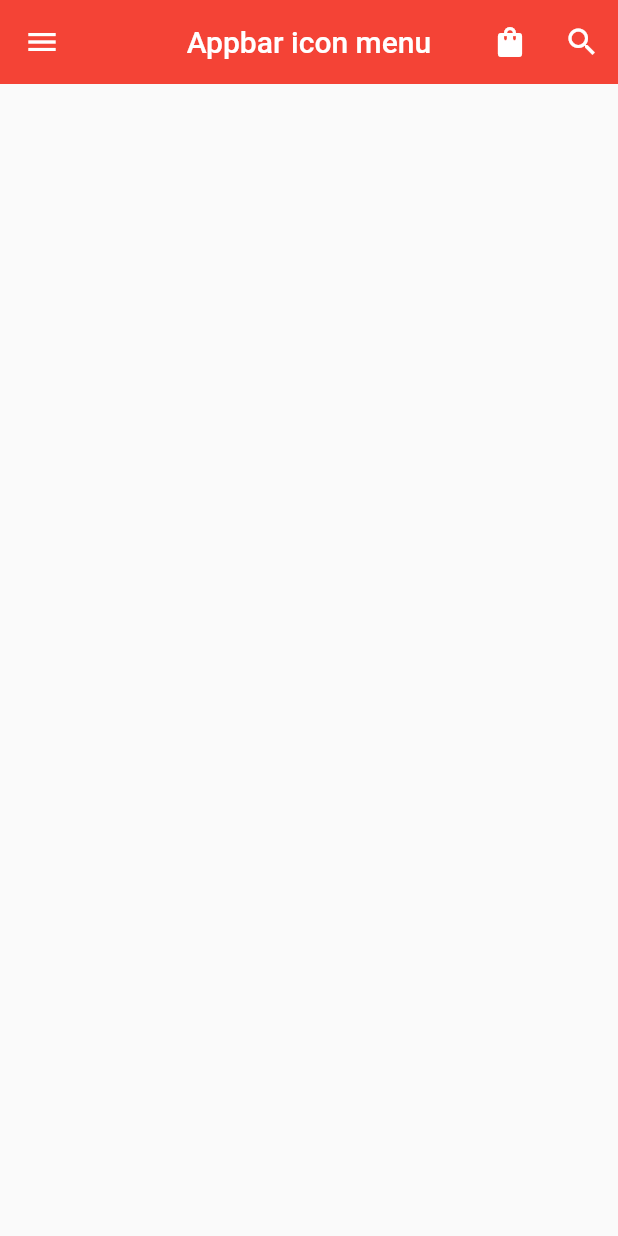
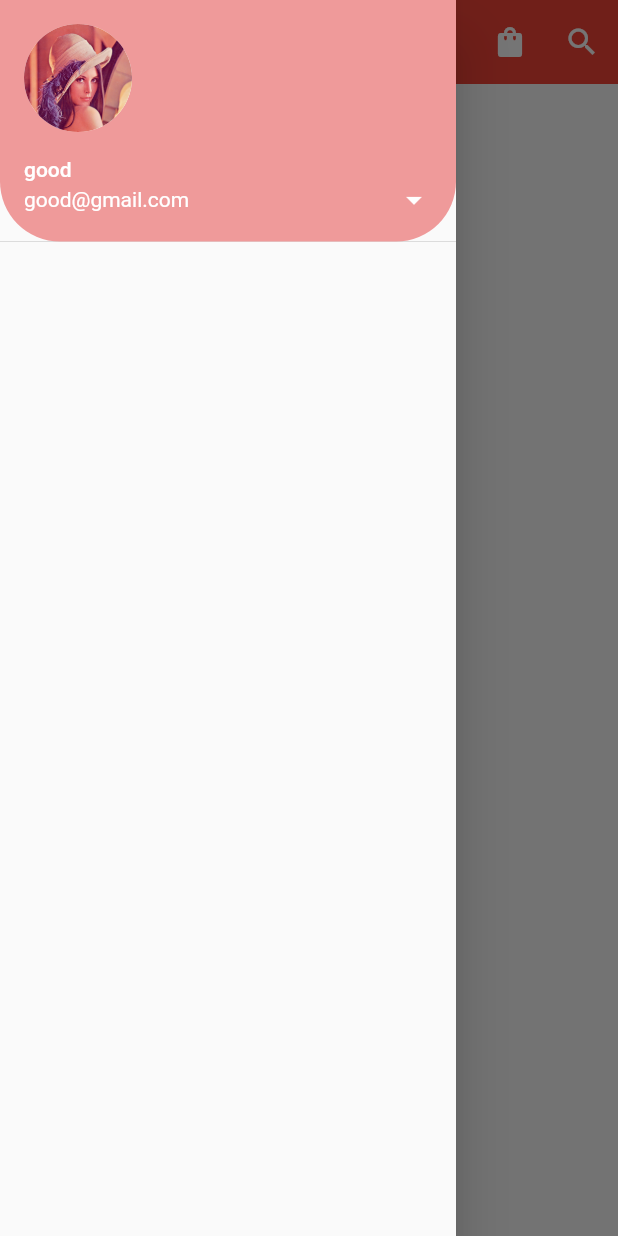
Before and after one commit to eirinlove/FlutterProject, a Flutter app: the screen it shows after launch, with the side drawer open (before the commit the screen has no drawer), on a phone screen of 412 x 824 dp. Run offline on Flutter 3.47's test engine with Material 2 defaults, Android fonts, the phone set to English and light mode, and no system bars.

```diff
--- a/lib/main.dart
+++ b/lib/main.dart
@@ -32,14 +32,34 @@ class MyPage extends StatelessWidget {
         title: Text('Appbar icon menu'),
         centerTitle: true,
         elevation: 0.0,
-        leading: IconButton(icon: Icon(Icons.menu), onPressed: () { print('menu button is clicked'); },),
+
       actions: <Widget>[
 
         IconButton(icon: Icon(Icons.shopping_bag), onPressed: () { print('shop button is clicked'); },),
         IconButton(icon: Icon(Icons.search), onPressed: () { print('search button is clicked'); },),
       ],
       ),
-
+      drawer: Drawer(
+        child: ListView(
+            padding: EdgeInsets.zero,
+            children: <Widget>[
+              UserAccountsDrawerHeader(
+                currentAccountPicture: CircleAvatar(
+                backgroundImage: AssetImage('assets/Lenna.png'),
+                backgroundColor: Colors.white,
+                ), accountEmail: Text('good@gmail.com'), accountName: Text('good'),
+                onDetailsPressed: (){ print('arrow is clicked');},
+                decoration: BoxDecoration(
+                  color: Colors.red[200],
+                  borderRadius: BorderRadius.only(
+                    bottomLeft: Radius.circular(40.0),
+                    bottomRight: Radius.circular(40.0)
+                  )
+                ),
+                )
+            ],
+            )
+      ),
     );
   }
 }
```
